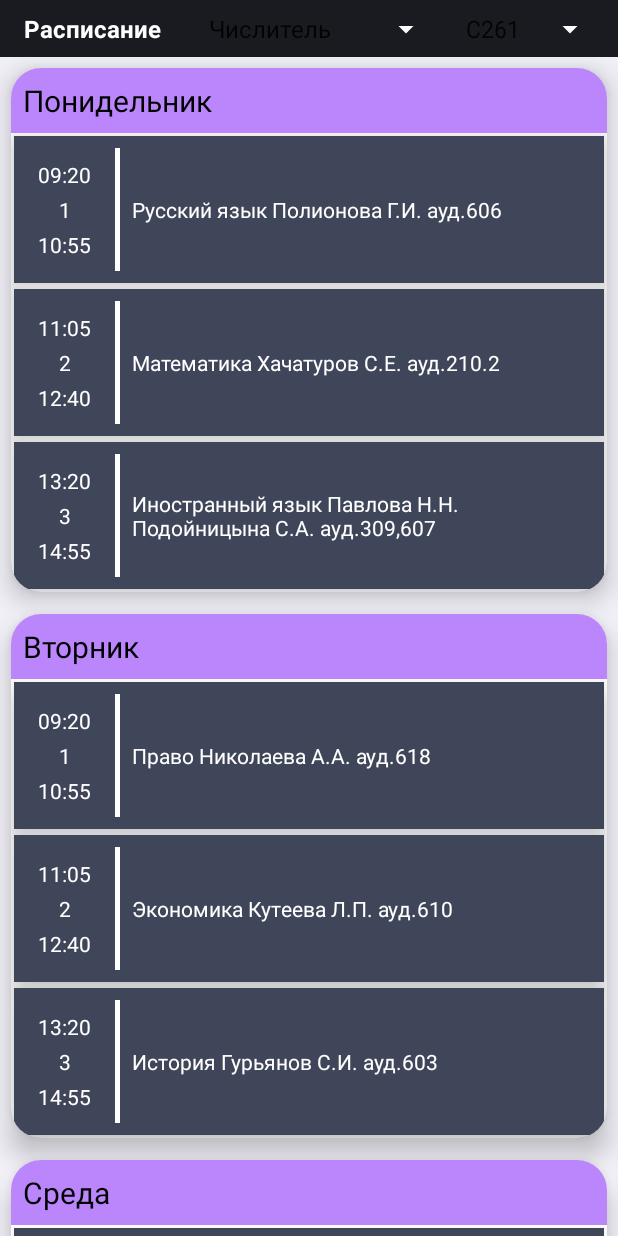
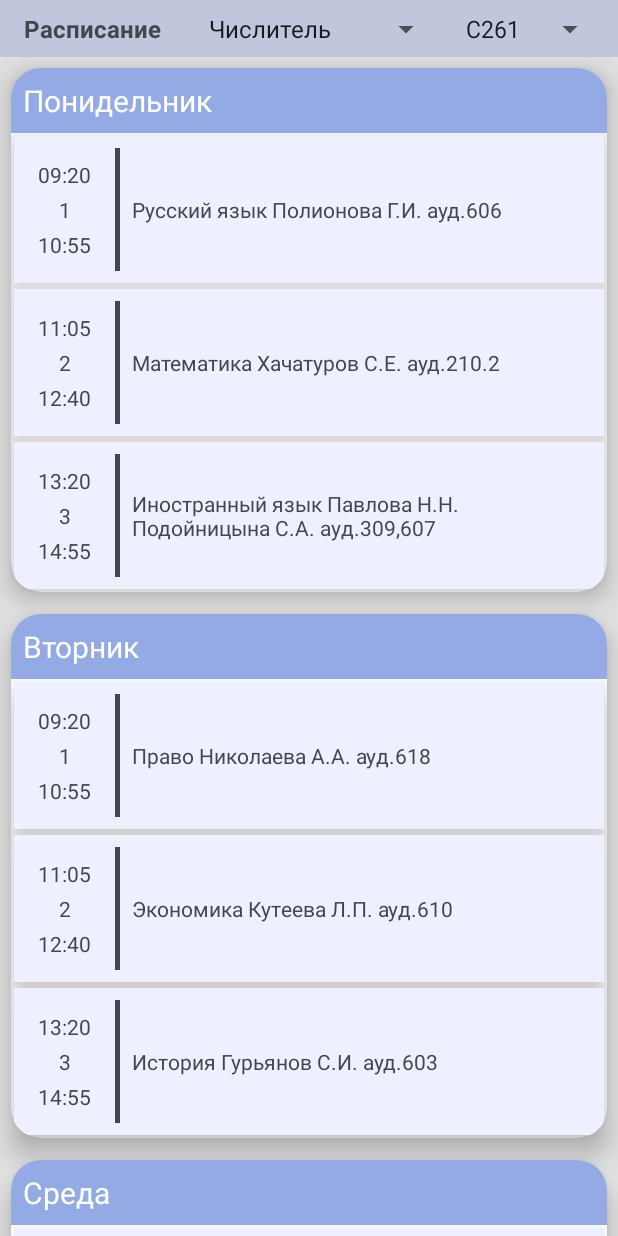
Before and after one commit to danilkis/GuapScheduleApp, an Android app: the screen it shows after launch (MainActivity), on a phone screen of 412 x 824 dp. Run offline under Robolectric (Android 15) with nearby library versions, the phone set to English and light mode, and no system bars.

Commit message:
Добавлены цвета material you TODO: Починить цвет заднего фона, цвет текста спиннеров. Вынсти в файл colors.xml

```diff
--- a/app/src/main/res/layout/activity_main.xml
+++ b/app/src/main/res/layout/activity_main.xml
@@ -6,7 +6,7 @@
     android:layout_height="match_parent"
     android:background="@color/material_dynamic_neutral95"
     android:textAlignment="center"
-
+    android:backgroundTint="@color/material_on_surface_stroke"
     tools:context=".MainActivity">
 
 
@@ -18,20 +18,21 @@
         android:theme="@style/Theme.Guap31"
         app:layout_constraintEnd_toEndOf="parent"
         app:layout_constraintStart_toStartOf="parent"
-        app:layout_constraintTop_toTopOf="parent">
+        app:layout_constraintTop_toTopOf="parent"
+        android:backgroundTint="@color/material_dynamic_secondary80">
 
         <Spinner
             android:id="@+id/spinner"
             android:layout_width="wrap_content"
             android:layout_height="wrap_content"
             android:layout_marginEnd="8dp"
-            android:backgroundTint="@color/white"
 
             android:backgroundTintMode="src_in"
             android:spinnerMode="dialog"
             app:barrierMargin="@dimen/material_emphasis_disabled"
             app:layout_constraintBottom_toBottomOf="@+id/textView"
             app:layout_constraintEnd_toEndOf="parent"
+            android:foregroundTint="@color/material_dynamic_neutral_variant30"
             app:layout_constraintTop_toTopOf="@+id/textView" />
 
         <TextView
@@ -42,7 +43,7 @@
             android:layout_marginTop="8dp"
             android:layout_marginBottom="8dp"
             android:text="Расписание"
-            android:textColor="@color/white"
+            android:textColor="@color/material_dynamic_neutral_variant30"
             android:textSize="16sp"
             android:textStyle="bold"
             android:theme="@style/Theme.Guap31"
@@ -56,14 +57,14 @@
             android:layout_height="wrap_content"
             android:layout_marginStart="8dp"
             android:layout_marginEnd="8dp"
-            android:backgroundTint="@color/white"
             android:spinnerMode="dialog"
             android:textAlignment="center"
             app:layout_constraintBottom_toBottomOf="parent"
             app:layout_constraintEnd_toStartOf="@+id/spinner"
             app:layout_constraintHorizontal_bias="1.0"
             app:layout_constraintStart_toEndOf="@+id/textView"
-            app:layout_constraintTop_toTopOf="parent" />
+            app:layout_constraintTop_toTopOf="parent"
+            android:foregroundTint="@color/material_dynamic_neutral_variant30" />
 
     </androidx.constraintlayout.widget.ConstraintLayout>
 
@@ -80,5 +81,4 @@
         tools:listitem="@layout/day_sh_layout">
 
     </androidx.recyclerview.widget.RecyclerView>
-
 </androidx.constraintlayout.widget.ConstraintLayout>
--- a/app/src/main/res/layout/day_sh_layout.xml
+++ b/app/src/main/res/layout/day_sh_layout.xml
@@ -29,7 +29,7 @@
                 android:layout_marginStart="8dp"
                 android:layout_marginTop="8dp"
                 android:layout_marginBottom="8dp"
-                android:text="День нидели"
+                android:text="День недели"
                 android:textAllCaps="false"
                 android:textColor="@color/black"
                 android:textSize="20sp"
--- a/app/src/main/res/layout/lesson_sh_layout.xml
+++ b/app/src/main/res/layout/lesson_sh_layout.xml
@@ -12,7 +12,7 @@
     <androidx.constraintlayout.widget.ConstraintLayout
         android:layout_width="match_parent"
         android:layout_height="wrap_content"
-        android:background="@color/material_dynamic_secondary30">
+        android:background="@color/material_dynamic_secondary95">
 
         <TextView
             android:id="@+id/beginTime"
@@ -22,7 +22,7 @@
             android:layout_marginTop="16dp"
             android:text="09:20"
             android:textAlignment="center"
-            android:textColor="@color/white"
+            android:textColor="@color/material_dynamic_neutral_variant30"
             app:layout_constraintStart_toStartOf="parent"
             app:layout_constraintTop_toTopOf="parent" />
 
@@ -33,7 +33,7 @@
             android:layout_marginTop="4dp"
             android:text="n"
             android:textAlignment="center"
-            android:textColor="@color/white"
+            android:textColor="@color/material_dynamic_neutral_variant30"
             android:textSize="14sp"
             app:layout_constraintEnd_toEndOf="@+id/beginTime"
             app:layout_constraintStart_toStartOf="@+id/beginTime"
@@ -47,7 +47,7 @@
             android:layout_marginBottom="16dp"
             android:text="11:05"
             android:textAlignment="center"
-            android:textColor="@color/white"
+            android:textColor="@color/material_dynamic_neutral_variant30"
             app:layout_constraintBottom_toBottomOf="parent"
             app:layout_constraintEnd_toEndOf="@+id/beginTime"
             app:layout_constraintStart_toStartOf="@+id/beginTime"
@@ -61,7 +61,7 @@
             android:layout_marginStart="16dp"
             android:layout_marginTop="8dp"
             android:layout_marginBottom="8dp"
-            android:background="@color/white"
+            android:background="@color/material_dynamic_neutral_variant30"
             android:orientation="horizontal"
             app:layout_constraintBottom_toBottomOf="parent"
             app:layout_constraintStart_toEndOf="@+id/beginTime"
@@ -74,7 +74,7 @@
             android:layout_marginStart="8dp"
             android:layout_marginEnd="8dp"
             android:text="namelesson"
-            android:textColor="@color/white"
+            android:textColor="@color/material_dynamic_neutral_variant30"
             app:layout_constraintBottom_toBottomOf="@+id/endTime"
             app:layout_constraintEnd_toEndOf="parent"
             app:layout_constraintStart_toEndOf="@+id/linearLayout"
--- a/app/src/main/res/values/colors.xml
+++ b/app/src/main/res/values/colors.xml
@@ -1,17 +1,17 @@
 <?xml version="1.0" encoding="utf-8"?>
 <resources>
-    <color name="purple_200">#FFBB86FC</color>
-    <color name="purple_500">#FF6200EE</color>
-    <color name="purple_700">#FF3700B3</color>
-    <color name="teal_200">#FF03DAC5</color>
+    <color name="purple_200">@android:color/system_accent1_300</color>
+    <color name="purple_500">@android:color/system_accent1_600</color>
+    <color name="purple_700">@android:color/system_accent1_600</color>
+    <color name="teal_200">@color/material_on_background_emphasis_medium</color>
     <color name="teal_700">#FF018786</color>
-    <color name="black">#FF000000</color>
-    <color name="white">#FFFFFFFF</color>
+    <color name="black">@color/design_default_color_on_primary</color>
+    <color name="white">@color/design_default_color_background</color>
 
     <!-- Набор цветов -->
-    <color name="inky">#0A2638</color>
+    <color name="inky">@color/design_default_color_background</color>
 
-    <color name="dull_purple">#B38383</color>
+    <color name="dull_purple">@android:color/background_dark</color>
     <color name="thistle">#D8C6D2</color>
     <color name="mouse_gray">#69766C</color>
     <color name="light_greenish_blue">#78A0A2</color>
```
